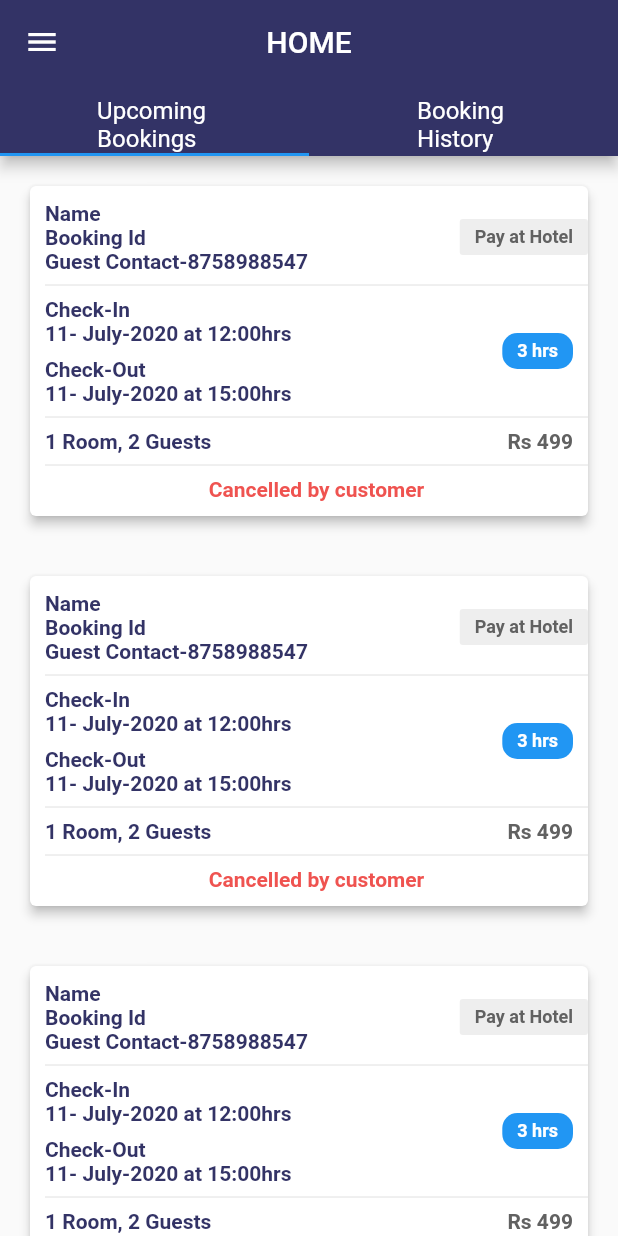
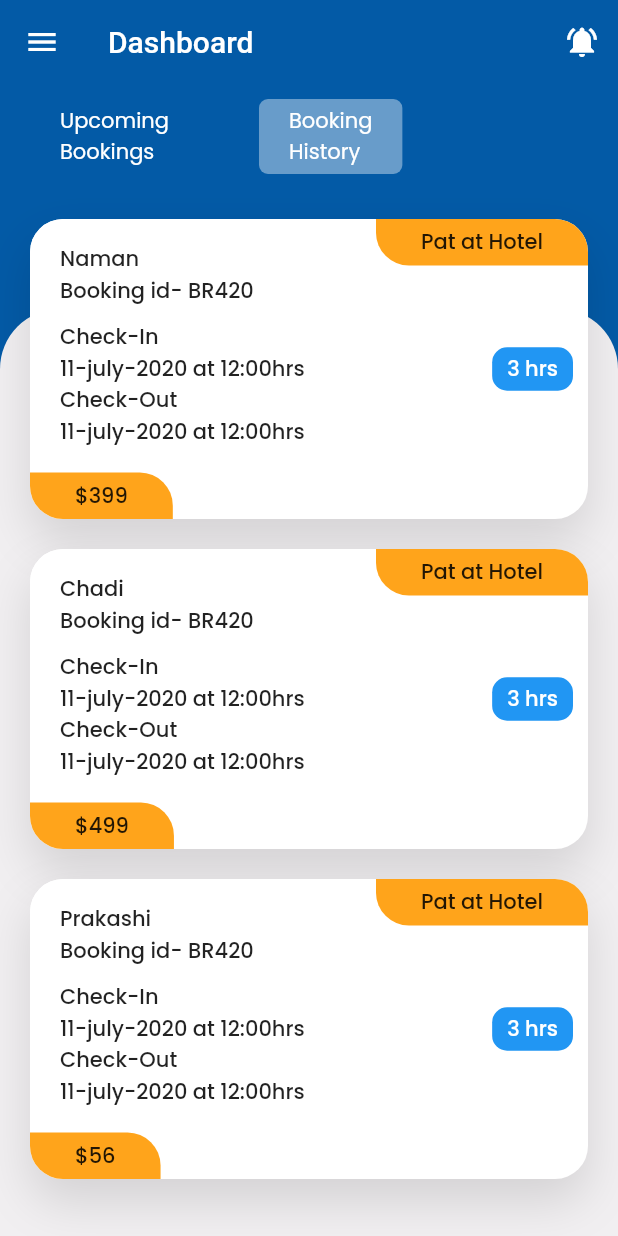
Before and after one commit to namankk/travel_app_extranet, a Flutter app: the screen it shows after launch, after a tap on "PROCEED", on a phone screen of 412 x 824 dp. Run offline on Flutter 3.47's test engine with Material 2 defaults, Android fonts, the phone set to English and light mode, and no system bars; our stand-ins replace font_awesome_flutter, google_fonts.

Commit message:
- New design

```diff
--- /dev/null
+++ b/lib/components/body.dart
@@ -0,0 +1,58 @@
+import 'package:flutter/material.dart';
+import 'package:travelappextranet/components/search_box.dart';
+import 'package:travelappextranet/models/product.dart';
+import 'package:travelappextranet/utils/constants.dart';
+
+import 'category_list.dart';
+import 'product_card.dart';
+
+class Body extends StatelessWidget {
+  @override
+  Widget build(BuildContext context) {
+    return SafeArea(
+      bottom: false,
+      child: Column(
+        children: <Widget>[
+       //   SearchBox(onChanged: (value) {}),
+          CategoryList(),
+          SizedBox(height: kDefaultPadding / 2),
+          Expanded(
+            child: Stack(
+              children: <Widget>[
+                // Our background
+                Container(
+                  margin: EdgeInsets.only(top: 70),
+                  decoration: BoxDecoration(
+                    color: kBackgroundColor,
+                    borderRadius: BorderRadius.only(
+                      topLeft: Radius.circular(40),
+                      topRight: Radius.circular(40),
+                    ),
+                  ),
+                ),
+                ListView.builder(
+                  // here we use our demo procuts list
+                  itemCount: products.length,
+                  itemBuilder: (context, index) => ProductCard(
+                    itemIndex: index,
+                    product: products[index],
+                    press: () {
+//                      Navigator.push(
+//                        context,
+//                        MaterialPageRoute(
+//                          builder: (context) => DetailsScreen(
+//                            product: products[index],
+//                          ),
+//                        ),
+//                      );
+                    },
+                  ),
+                )
+              ],
+            ),
+          ),
+        ],
+      ),
+    );
+  }
+}
--- /dev/null
+++ b/lib/components/category_list.dart
@@ -0,0 +1,74 @@
+import 'package:flutter/material.dart';
+import 'package:travelappextranet/utils/constants.dart';
+
+
+// We need statefull widget because we are gonna change some state on our category
+class CategoryList extends StatefulWidget {
+  @override
+  _CategoryListState createState() => _CategoryListState();
+}
+
+class _CategoryListState extends State<CategoryList> {
+  // by default first item will be selected
+  int selectedIndex = 0;
+  List categories = ['Upcoming\nBookings', 'Booking\nHistory'];
+  @override
+  Widget build(BuildContext context) {
+    return Container(
+      margin: EdgeInsets.symmetric(vertical: kDefaultPadding / 2),
+      height: 50,
+      child: Row(
+        children: <Widget>[
+          InkWell(
+            onTap: (){
+
+            },
+            child: Container(
+              alignment: Alignment.center,
+              margin: EdgeInsets.only(
+                left: kDefaultPadding,
+                // At end item it add extra 20 right  padding
+                right: /*index == categories.length - 1 ? kDefaultPadding :*/ kDefaultPadding,
+              ),
+              padding: EdgeInsets.symmetric(horizontal: kDefaultPadding),
+              decoration: BoxDecoration(
+                color: /*index == selectedIndex
+                    ? Colors.white.withOpacity(0.4)
+                    :*/ Colors.transparent,
+                borderRadius: BorderRadius.circular(6),
+              ),
+              child: Text(
+                categories[0],
+                style: TextStyle(color: Colors.white),
+              ),
+            ),
+          ),
+          InkWell(
+            onTap: (){
+
+            },
+            child: Container(
+              alignment: Alignment.center,
+              margin: EdgeInsets.only(
+                left: kDefaultPadding,
+                // At end item it add extra 20 right  padding
+                right: /*index ==*/ /*categories.length - 1 ? */kDefaultPadding /*: 0,*/
+              ),
+              padding: EdgeInsets.symmetric(horizontal: kDefaultPadding),
+              decoration: BoxDecoration(
+                color: /*index == selectedIndex*/
+                   /* ?*/ Colors.white.withOpacity(0.4)
+                    /*: Colors.transparent*/,
+                borderRadius: BorderRadius.circular(6),
+              ),
+              child: Text(
+                categories[1],
+                style: TextStyle(color: Colors.white),
+              ),
+            ),
+          ),
+        ],
+      )
+    );
+  }
+}
--- /dev/null
+++ b/lib/components/product_card.dart
@@ -0,0 +1,196 @@
+import 'package:flutter/material.dart';
+import 'package:travelappextranet/models/product.dart';
+import 'package:travelappextranet/utils/constants.dart';
+
+
+class ProductCard extends StatelessWidget {
+  const ProductCard({
+    Key key,
+    this.itemIndex,
+    this.product,
+    this.press,
+  }) : super(key: key);
+
+  final int itemIndex;
+  final Product product;
+  final Function press;
+
+  @override
+  Widget build(BuildContext context) {
+    // It  will provide us total height and width of our screen
+    Size size = MediaQuery.of(context).size;
+    return Container(
+      margin: EdgeInsets.symmetric(
+        horizontal: kDefaultPadding,
+        vertical: kDefaultPadding / 2,
+      ),
+      // color: Colors.blueAccent,
+      height: 200,
+      child: InkWell(
+        onTap: press,
+        child: Stack(
+          alignment: Alignment.bottomCenter,
+          children: <Widget>[
+            // Those are our background
+            Container(
+              height: 200,
+              decoration: BoxDecoration(
+                borderRadius: BorderRadius.circular(22),
+                color: /*itemIndex.isEven ? kBlueColor : kSecondaryColor*/kwhite,
+                boxShadow: [kDefaultShadow],
+              ),
+              child: Container(
+                margin: EdgeInsets.only(right: 10),
+                decoration: BoxDecoration(
+                  color: Colors.white,
+                  borderRadius: BorderRadius.circular(22),
+                ),
+              ),
+            ),
+            // our product image
+//            Positioned(
+//              top: 30,
+//              right: 0,
+//              child: Container(
+//                padding: EdgeInsets.symmetric(horizontal: kDefaultPadding),
+//                height: 200,
+//                // image is square but we add extra 20 + 20 padding thats why width is 200
+//                width: 200,
+//child: Text("Pay at hotel"),
+////                  child: Image.asset(
+////                    product.image,
+////                    fit: BoxFit.cover,
+////                  ),
+//              ),
+//            ),
+            // Product title and price
+            Positioned(
+              bottom: 0,
+              left: 0,
+              child: SizedBox(
+                height: 200,
+                // our image take 200 width, thats why we set out total width - 200
+              /*  width: size.width - 200,*/
+                child: Column(
+                  crossAxisAlignment: CrossAxisAlignment.start,
+                  children: <Widget>[
+                    Spacer(),
+                    Padding(
+                      padding: const EdgeInsets.symmetric(
+                          horizontal: kDefaultPadding),
+                      child: Text(
+                        product.title,
+                        style: Theme.of(context).textTheme.button,
+                      ),
+                    ),
+                    Padding(
+                      padding: const EdgeInsets.symmetric(
+                          horizontal: kDefaultPadding),
+                      child: Text(
+                        product.description,
+                        style: Theme.of(context).textTheme.button,
+                      ),
+                    ),
+                    SizedBox(
+                      height: 10,
+                    ),
+                    Padding(
+                      padding: const EdgeInsets.symmetric(
+                          horizontal: kDefaultPadding),
+                      child: Text(
+                        "Check-In",
+                        style: Theme.of(context).textTheme.button,
+                      ),
+                    ),
+                    Padding(
+                      padding: const EdgeInsets.symmetric(
+                          horizontal: kDefaultPadding),
+                      child: Text(
+                        product.checkInTime,
+                        style: Theme.of(context).textTheme.button,
+                      ),
+                    ),
+                    Padding(
+                      padding: const EdgeInsets.symmetric(
+                          horizontal: kDefaultPadding),
+                      child: Text(
+                        "Check-Out",
+                        style: Theme.of(context).textTheme.button,
+                      ),
+                    ),
+                    Padding(
+                      padding: const EdgeInsets.symmetric(
+                          horizontal: kDefaultPadding),
+                      child: Text(
+                        product.checkInTime,
+                        style: Theme.of(context).textTheme.button,
+                      ),
+                    ),
+                    Spacer(),
+                    // it use the available space
+                    Container(
+                      padding: EdgeInsets.symmetric(
+                        horizontal: kDefaultPadding * 1.5, // 30 padding
+                        vertical: kDefaultPadding / 4, // 5 top and bottom
+                      ),
+                      decoration: BoxDecoration(
+                        color: kSecondaryColor,
+                        borderRadius: BorderRadius.only(
+                          bottomLeft: Radius.circular(22),
+                          topRight: Radius.circular(22),
+                        ),
+                      ),
+                      child: Text(
+                        "\$${product.price}",
+                        style: Theme.of(context).textTheme.button,
+                      ),
+                    ),
+                  ],
+                ),
+              ),
+            ),
+            Positioned(
+              top: 0,
+              right: 0,
+              child:  Container(
+                padding: EdgeInsets.symmetric(
+                  horizontal: kDefaultPadding * 1.5, // 30 padding
+                  vertical: kDefaultPadding / 4, // 5 top and bottom
+                ),
+                decoration: BoxDecoration(
+                  color: kSecondaryColor,
+                  borderRadius: BorderRadius.only(
+                    bottomLeft: Radius.circular(22),
+                    topRight: Radius.circular(22),
+                  ),
+                ),
+                child: Text(
+                  "Pat at Hotel",
+                  style: Theme.of(context).textTheme.button,
+                ),
+              ),
+            ),
+            Align(
+              alignment: Alignment.centerRight,
+              child: Container(
+                margin: EdgeInsets.all(10),
+                padding: EdgeInsets.symmetric(
+                  horizontal: kDefaultPadding * 0.5, // 30 padding
+                  vertical: kDefaultPadding / 5, // 5 top and bottom
+                ),
+                decoration: BoxDecoration(
+                  color: kLightBlue,
+                  borderRadius: BorderRadius.all(Radius.circular(10))
+                ),
+                child: Text(
+                  "3 hrs",
+                  style: Theme.of(context).textTheme.button.apply(color: kwhite),
+                ),
+              ),
+            ),
+          ],
+        ),
+      ),
+    );
+  }
+}
--- /dev/null
+++ b/lib/components/search_box.dart
@@ -0,0 +1,38 @@
+import 'package:flutter/material.dart';
+import 'package:travelappextranet/utils/constants.dart';
+
+
+class SearchBox extends StatelessWidget {
+  const SearchBox({
+    Key key,
+    this.onChanged,
+  }) : super(key: key);
+
+  final ValueChanged onChanged;
+
+  @override
+  Widget build(BuildContext context) {
+    return Container(
+      margin: EdgeInsets.all(kDefaultPadding),
+      padding: EdgeInsets.symmetric(
+        horizontal: kDefaultPadding,
+        vertical: kDefaultPadding / 4, // 5 top and bottom
+      ),
+      decoration: BoxDecoration(
+        color: Colors.white.withOpacity(0.4),
+        borderRadius: BorderRadius.circular(12),
+      ),
+      child: TextField(
+        onChanged: onChanged,
+        style: TextStyle(color: Colors.white),
+        decoration: InputDecoration(
+          enabledBorder: InputBorder.none,
+          focusedBorder: InputBorder.none,
+          icon: Icon(Icons.search),
+          hintText: 'Search',
+          hintStyle: TextStyle(color: Colors.white),
+        ),
+      ),
+    );
+  }
+}
--- a/lib/main.dart
+++ b/lib/main.dart
@@ -1,4 +1,5 @@
 import 'package:flutter/material.dart';
+import 'package:google_fonts/google_fonts.dart';
 import 'package:travelappextranet/screens/SignInPage.dart';
 import 'package:travelappextranet/utils/constants.dart';
 
@@ -13,19 +14,10 @@ class MyApp extends StatelessWidget {
     return MaterialApp(
       title: 'Flutter Demo',
       theme: ThemeData(
-        // This is the theme of your application.
-        //
-        // Try running your application with "flutter run". You'll see the
-        // application has a blue toolbar. Then, without quitting the app, try
-        // changing the primarySwatch below to Colors.green and then invoke
-        // "hot reload" (press "r" in the console where you ran "flutter run",
-        // or simply save your changes to "hot reload" in a Flutter IDE).
-        // Notice that the counter didn't reset back to zero; the application
-        // is not restarted.
-        primaryColor: kdarkBlue,
-        // This makes the visual density adapt to the platform that you run
-        // the app on. For desktop platforms, the controls will be smaller and
-        // closer together (more dense) than on mobile platforms.
+        // We set Poppins as our default font
+        textTheme: GoogleFonts.poppinsTextTheme(Theme.of(context).textTheme),
+        primaryColor: kPrimaryColor,
+        accentColor: kPrimaryColor,
         visualDensity: VisualDensity.adaptivePlatformDensity,
       ),
       home: SignInPage(),
--- /dev/null
+++ b/lib/models/product.dart
@@ -0,0 +1,41 @@
+class Product {
+  final int id, price;
+  final String title, description, checkInTime,checkoutTime,guestContact;
+
+  Product({this.id, this.price, this.title, this.description, this.checkInTime,this.checkoutTime,this.guestContact});
+}
+
+// list of products
+// for our demo
+List<Product> products = [
+  Product(
+    id: 1,
+    price: 399,
+    title: "Naman",
+    checkInTime: "11-july-2020 at 12:00hrs",
+    checkoutTime: "11-july-2020 at 03:00hrs",
+    description:
+        "Booking id- BR420",
+    guestContact: "Guest Contact-8548545145"
+  ),
+  Product(
+      id: 2,
+      price: 499,
+      title: "Chadi",
+      checkInTime: "11-july-2020 at 12:00hrs",
+      checkoutTime: "11-july-2020 at 03:00hrs",
+      description:
+      "Booking id- BR420",
+      guestContact: "Guest Contact-8548545145"
+  ),
+  Product(
+      id: 3,
+      price: 56,
+      title: "Prakashi",
+      checkInTime: "11-july-2020 at 12:00hrs",
+      checkoutTime: "11-july-2020 at 03:00hrs",
+      description:
+      "Booking id- BR420",
+      guestContact: "Guest Contact-8548545145"
+  ),
+];
--- a/lib/screens/HomePage.dart
+++ b/lib/screens/HomePage.dart
@@ -12,6 +12,7 @@ class HomePage extends StatefulWidget{
   }
 
 }
+
 class _HomePage extends State<HomePage>{
   @override
   Widget build(BuildContext context) {
--- a/lib/screens/SignInPage.dart
+++ b/lib/screens/SignInPage.dart
@@ -3,6 +3,7 @@ import 'dart:async';
 import 'package:flutter/cupertino.dart';
 import 'package:flutter/material.dart';
 import 'package:travelappextranet/screens/HomePage.dart';
+import 'package:travelappextranet/screens/products_screen.dart';
 import 'package:travelappextranet/utils/Buttons.dart';
 import 'package:travelappextranet/utils/TextStyles.dart';
 import 'package:travelappextranet/utils/constants.dart';
@@ -87,8 +88,8 @@ class _SignInPageState extends State<SignInPage> {
                 size: 35,
               ),
               SizedBox(height: 10),*/
-              BoldText("QuickStay24", 30.0, kdarkBlue),
-              NormalText("Extranet", kdarkBlue, 30.0),
+              BoldText("QuickStay24", 30.0, kPrimaryColor),
+              NormalText("Extranet", kPrimaryColor, 30.0),
               SizedBox(
                 height: 30,
               ),
@@ -165,14 +166,14 @@ class _SignInPageState extends State<SignInPage> {
                       startTimer();
                     }else{
                       print("Passwrod API call");
-                      Navigator.of(context).push(MaterialPageRoute(builder: (context)=>HomePage()));
+                      Navigator.of(context).push(MaterialPageRoute(builder: (context)=>ProductsScreen()));
                     }
 
                   });
 //                Navigator.push(context, MaterialPageRoute(builder: (_) {
 //                  return Home();
 //                }));
-                }, true,backgroundColor: kdarkBlue,),
+                }, true,backgroundColor: kPrimaryColor,),
               ),
               SizedBox(
                 height: 10,
@@ -206,7 +207,7 @@ class _SignInPageState extends State<SignInPage> {
 //                Navigator.push(context, MaterialPageRoute(builder: (_) {
 //                  return Home();
 //                }));
-                }, true),
+                }, true,backgroundColor: kSecondaryColor,),
               ),
               SizedBox(
                 height: 10,
--- /dev/null
+++ b/lib/screens/products_screen.dart
@@ -0,0 +1,69 @@
+import 'package:flutter/material.dart';
+import 'package:travelappextranet/components/body.dart';
+import 'package:travelappextranet/utils/constants.dart';
+
+
+class ProductsScreen extends StatelessWidget {
+  @override
+  Widget build(BuildContext context) {
+    return Scaffold(
+      appBar: buildAppBar(),
+      backgroundColor: kPrimaryColor,
+      body: Body(),
+      drawer: Drawer(
+        child: ListView(
+          children: <Widget>[
+            UserAccountsDrawerHeader(
+              accountName: Text("Hotel Name"),
+              accountEmail: Text("ashishrawat2911@gmail.com"),
+              currentAccountPicture: CircleAvatar(
+                backgroundColor:
+                Theme.of(context).platform == TargetPlatform.iOS
+                    ? kdarkBlue
+                    : Colors.white,
+                child: Text(
+                  "A",
+                  style: TextStyle(fontSize: 40.0),
+                ),
+              ),
+            ),
+            ListTile(
+              leading: Icon(Icons.library_books),
+              title: Text("My booking"),
+
+            ),
+            ListTile(
+              leading: Icon(Icons.account_circle),
+              title: Text("Profile"),
+
+            ),
+            ListTile(
+              leading: Icon(Icons.note_add),
+              title: Text("Privacy policy"),
+
+            ),
+            ListTile(
+              leading: Icon(Icons.exit_to_app),
+              title: Text("Logout"),
+
+            ),
+          ],
+        ),
+      ),
+    );
+  }
+
+  AppBar buildAppBar() {
+    return AppBar(
+      elevation: 0,
+      centerTitle: false,
+      title: Text('Dashboard'),
+      actions: <Widget>[
+        IconButton(
+          icon: Icon(Icons.notifications_active),
+          onPressed: () {},
+        ),
+      ],
+    );
+  }
+}
--- a/lib/utils/constants.dart
+++ b/lib/utils/constants.dart
@@ -12,11 +12,19 @@ final kgreyDark =  Colors.grey.shade700;
 final kgreyFill =  Colors.grey.shade200;
 //Textss
 
-const String POPPINS = "Poppins";
-const String OPEN_SANS = "OpenSans";
-const String SKIP = "Skip";
-const String NEXT = "Next";
-const String SLIDER_HEADING_1 = "Fast Travel!";
-const String SLIDER_HEADING_2 = "Easy to Use!";
-const String SLIDER_HEADING_3 = "Safest Option";
-const String SLIDER_DESC = "Live the best and easiest traveling experience with us,the fastest and most reliable option you can ever find.";
+// list of colors that we use in our app
+const kBackgroundColor = Color(0xFFF1EFF1);
+const kPrimaryColor = Color(0xFF035AA6);
+const kSecondaryColor = Color(0xFFFFA41B);
+const kTextColor = Color(0xFF000839);
+const kTextLightColor = Color(0xFF747474);
+const kBlueColor = Color(0xFF40BAD5);
+
+const kDefaultPadding = 20.0;
+
+// our default Shadow
+const kDefaultShadow = BoxShadow(
+  offset: Offset(0, 15),
+  blurRadius: 27,
+  color: Colors.black12, // Black color with 12% opacity
+);
--- a/pubspec.yaml
+++ b/pubspec.yaml
@@ -29,6 +29,7 @@ dependencies:
   # Use with the CupertinoIcons class for iOS style icons.
   cupertino_icons: ^0.1.3
   font_awesome_flutter: ^8.5.0
+  google_fonts: ^1.1.0
 
 dev_dependencies:
   flutter_test:
```
Also changed, not shown: pubspec.lock, 1 other file.
